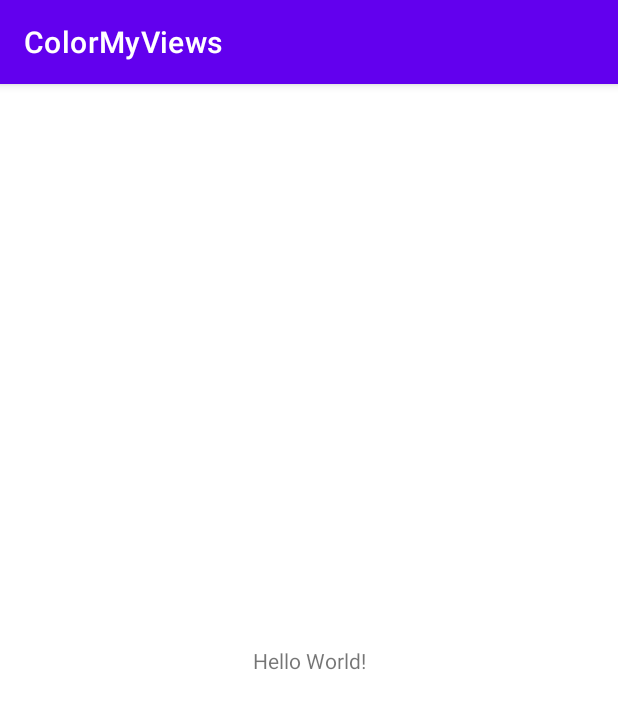
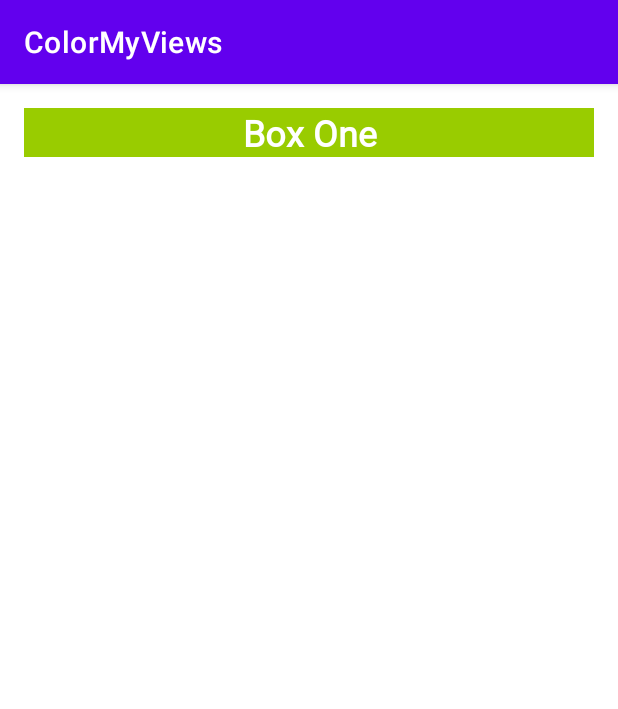
Before and after one commit to LudwigWiedemann/GoogleAndroidCourse, an Android app: the screen it shows after launch (MainActivity), on a phone screen of 412 x 824 dp. Shown: the top 709 px of the screen. Run offline under Robolectric (Android 15) with nearby library versions, the phone set to English and light mode, and no system bars.

Commit message:
adds a textView with constraints to adapt to different screen sizes and uses a style from the styles.xml file

```diff
--- a/ColorMyViews/app/src/main/res/layout/activity_main.xml
+++ b/ColorMyViews/app/src/main/res/layout/activity_main.xml
@@ -2,17 +2,21 @@
 <androidx.constraintlayout.widget.ConstraintLayout xmlns:android="http://schemas.android.com/apk/res/android"
     xmlns:app="http://schemas.android.com/apk/res-auto"
     xmlns:tools="http://schemas.android.com/tools"
+    android:id="@+id/box_one_text"
     android:layout_width="match_parent"
     android:layout_height="match_parent"
     tools:context=".MainActivity">
 
     <TextView
-        android:layout_width="wrap_content"
+        android:id="@+id/textView2"
+        style="@style/WhiteBox"
+        android:layout_width="0dp"
         android:layout_height="wrap_content"
-        android:text="Hello World!"
-        app:layout_constraintBottom_toBottomOf="parent"
-        app:layout_constraintLeft_toLeftOf="parent"
-        app:layout_constraintRight_toRightOf="parent"
+        android:layout_marginStart="@dimen/margin_wide"
+        android:layout_marginTop="@dimen/margin_wide"
+        android:layout_marginEnd="@dimen/margin_wide"
+        android:text="@string/box_one"
+        app:layout_constraintEnd_toEndOf="parent"
+        app:layout_constraintStart_toStartOf="parent"
         app:layout_constraintTop_toTopOf="parent" />
-
 </androidx.constraintlayout.widget.ConstraintLayout>
--- a/ColorMyViews/app/src/main/res/values/colors.xml
+++ b/ColorMyViews/app/src/main/res/values/colors.xml
@@ -7,4 +7,7 @@
     <color name="teal_700">#FF018786</color>
     <color name="black">#FF000000</color>
     <color name="white">#FFFFFFFF</color>
+    <color name="colorPrimary">#FAFFFFFF</color>
+    <color name="colorPrimaryDark">#FFFFAFFF</color>
+    <color name="colorAccent">#FFFAAFFF</color>
 </resources>
--- /dev/null
+++ b/ColorMyViews/app/src/main/res/values/dimens.xml
@@ -0,0 +1,6 @@
+<?xml version="1.0" encoding="utf-8"?>
+<resources>
+    <dimen name="margin_wide">16dp</dimen>
+    <dimen name="margin_half">8dp</dimen>
+    <dimen name="box_text_size">24sp</dimen>
+</resources>
--- a/ColorMyViews/app/src/main/res/values/strings.xml
+++ b/ColorMyViews/app/src/main/res/values/strings.xml
@@ -1,3 +1,4 @@
 <resources>
     <string name="app_name">ColorMyViews</string>
+    <string name="box_one">Box One</string>
 </resources>
--- /dev/null
+++ b/ColorMyViews/app/src/main/res/values/styles.xml
@@ -0,0 +1,18 @@
+<?xml version="1.0" encoding="utf-8"?>
+<resources>
+    <style name="AppTheme" parent="Theme.AppCompat.Light.DarkActionBar">
+        <item name="colorPrimary">@color/colorPrimary</item>
+        <item name="colorPrimaryDark">@color/colorPrimaryDark</item>
+        <item name="colorAccent">@color/colorAccent</item>
+    </style>
+
+    <style name="WhiteBox">
+        <item name="android:background"> @android:color/holo_green_light </item>
+        <item name="android:textAlignment">center</item>
+        <item name="android:textSize">@dimen/box_text_size</item>
+        <item name="android:textStyle">bold</item>
+        <item name="android:textColor">@android:color/white</item>
+        <item name="android:fontFamily">@font/roboto</item>
+
+    </style>
+</resources>
```
Also changed, not shown: ColorMyViews/app/src/main/res/font/roboto.ttf (added).
